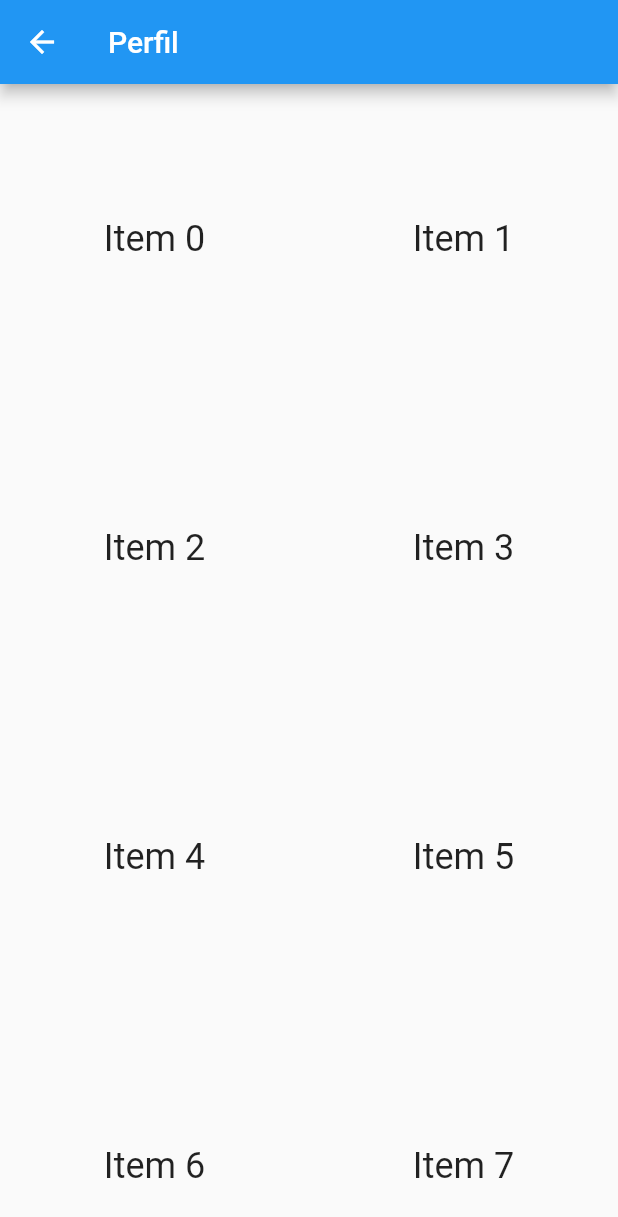
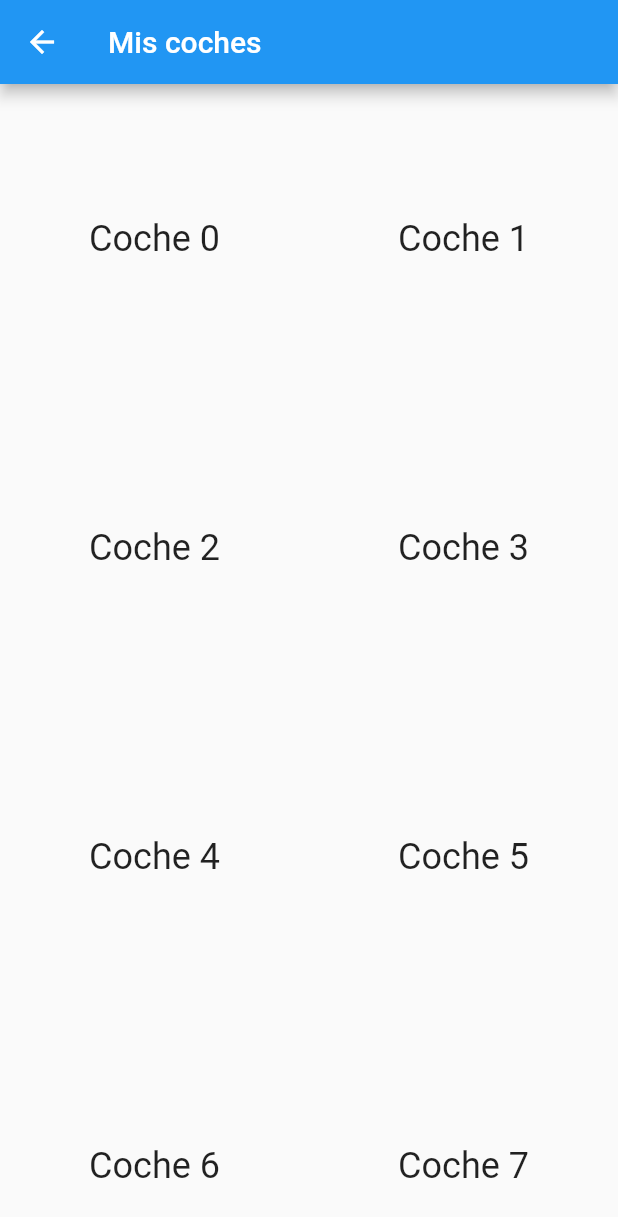
Before and after one commit to svenIOT/FeelingCarsNow, a Flutter app: the UserCarsScreen screen opened by its route, on a phone screen of 412 x 824 dp. Shown: the top 1217 px of the screen. Run offline on Flutter 3.47's test engine with Material 2 defaults, Android fonts, the phone set to English and light mode, and no system bars; our stand-ins replace firebase_auth, firebase_core, flutter_icons, flutter_signin_button, google_sign_in, image_picker and 2 more; missing offline and left inert: flutter_email_sender, flutter_multiselect, mime_type; accounts and stored records are empty; statements that could not run were skipped.

```diff
--- a/lib/src/screens/filters_screen.dart
+++ b/lib/src/screens/filters_screen.dart
@@ -107,6 +107,7 @@ class _FiltersScreenState extends State<FiltersScreen> {
               TextHeader('Potencia'),
             ],
           ),
+          // TODO: add price picker
           _kmAndPowerPickers(context),
         ],
       ),
--- a/lib/src/screens/user_cars_screen.dart
+++ b/lib/src/screens/user_cars_screen.dart
@@ -5,7 +5,7 @@ class UserCarsScreen extends StatelessWidget {
   Widget build(BuildContext context) {
     return Scaffold(
       appBar: AppBar(
-        title: Text('Perfil'),
+        title: Text('Mis coches'),
       ),
       body: GridView.count(
         // Create a grid with 2 columns. If you change the scrollDirection to
@@ -15,7 +15,7 @@ class UserCarsScreen extends StatelessWidget {
         children: List.generate(20, (index) {
           return Center(
             child: Text(
-              'Item $index',
+              'Coche $index',
               style: Theme.of(context).textTheme.headline5,
             ),
           );
```
Also changed, not shown: lib/src/screens/find_screen.dart (+11 -3 lines), lib/src/widgets/featured_cars.dart (+12 -2 lines), lib/src/widgets/standard_cars.dart (+9 -1 lines).
